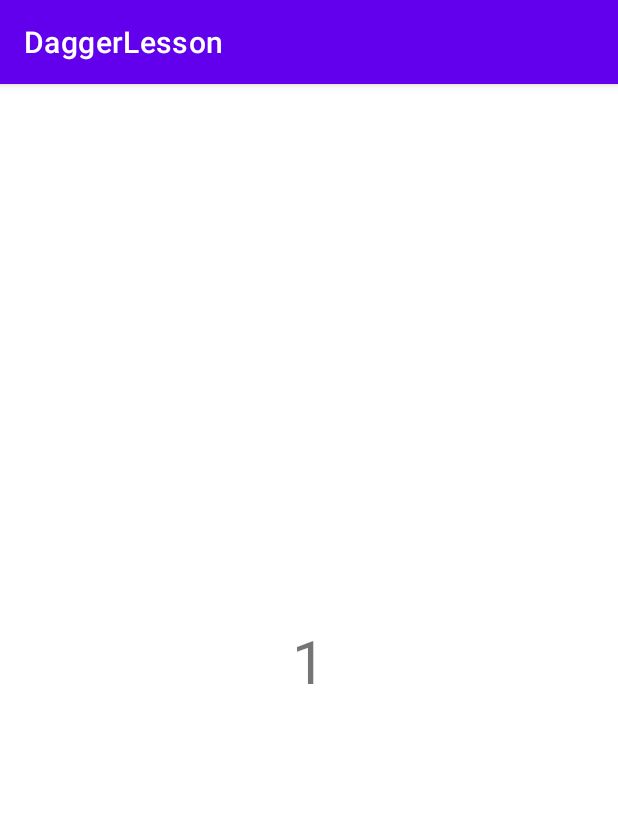
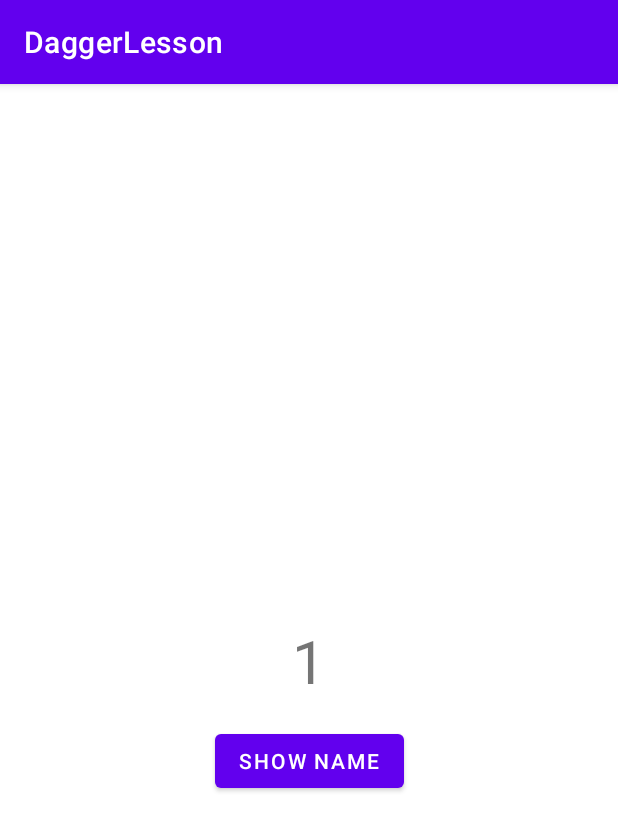
Before and after one commit to coolkosta/DaggerLesson, an Android app: the screen it shows after launch (ActivityB), after a tap on "OPEN ACTIVITY B", on a phone screen of 412 x 824 dp. Shown: the top 831 px of the screen. Run offline under Robolectric (Android 15) with nearby library versions, the phone set to English and light mode, and no system bars; 1 other tap on this screen came first.

```diff
--- a/app/src/main/java/com/example/daggerlesson/ActivityB.kt
+++ b/app/src/main/java/com/example/daggerlesson/ActivityB.kt
@@ -2,6 +2,7 @@ package com.example.daggerlesson
 
 import androidx.appcompat.app.AppCompatActivity
 import android.os.Bundle
+import android.view.View
 import android.widget.TextView
 import javax.inject.Inject
 
@@ -10,16 +11,27 @@ class ActivityB : AppCompatActivity() {
     @Inject
     lateinit var counter: ICounter
 
+    @Inject
+    lateinit var developer: Developer
+
     override fun onCreate(savedInstanceState: Bundle?) {
         super.onCreate(savedInstanceState)
-        DaggerActivityBComponent
-            .builder()
-            .singletonComponent(SingletonComponentHolder.getSingletonComponent())
-            .build()
+
+        val name = intent.getStringExtra("name") ?: "Name"
+        val surname = intent.getStringExtra("surname") ?: "Not get"
+
+        SingletonComponentHolder.getSingletonComponent()
+            .activityBComponent()
+            .create(name, surname)
             .inject(this)
+
         setContentView(R.layout.activity_b)
 
         val textView = findViewById<TextView>(R.id.textView)
         textView.text = counter.getCountValue().toString()
+
+        findViewById<View>(R.id.showNameBtn).setOnClickListener {
+            textView.text = developer.getName()
+        }
     }
 }
--- a/app/src/main/java/com/example/daggerlesson/ActivityBComponent.kt
+++ b/app/src/main/java/com/example/daggerlesson/ActivityBComponent.kt
@@ -1,11 +1,23 @@
 package com.example.daggerlesson
 
 
+import dagger.BindsInstance
 import dagger.Component
+import dagger.Subcomponent
+import javax.inject.Named
 
 @ActivityScope
-@Component(dependencies = [SingletonComponent::class])
+@Subcomponent
 interface ActivityBComponent {
+
+    @Subcomponent.Factory
+    interface Factory {
+
+        fun create(
+            @Named("name") @BindsInstance name: String,
+            @BindsInstance surname: String
+        ): ActivityBComponent
+    }
 
     fun inject(activityB: ActivityB)
 }
--- /dev/null
+++ b/app/src/main/java/com/example/daggerlesson/Developer.kt
@@ -0,0 +1,13 @@
+package com.example.daggerlesson
+
+import javax.inject.Inject
+import javax.inject.Named
+
+class Developer @Inject constructor(
+   @Named("name") private val name: String,
+    private val surname: String
+) {
+    fun getName(): String {
+        return "$name $surname"
+    }
+}
--- a/app/src/main/java/com/example/daggerlesson/MainActivity.kt
+++ b/app/src/main/java/com/example/daggerlesson/MainActivity.kt
@@ -15,11 +15,12 @@ class MainActivity : AppCompatActivity() {
 
     override fun onCreate(savedInstanceState: Bundle?) {
         super.onCreate(savedInstanceState)
-        DaggerMainActivityComponent
-            .builder()
-            .singletonComponent(SingletonComponentHolder.getSingletonComponent())
-            .build()
+
+        SingletonComponentHolder.getSingletonComponent()
+            .mainActivityComponent()
+            .create()
             .inject(this)
+
         setContentView(R.layout.activity_main)
         findViewById<View>(R.id.increment).setOnClickListener {
             counter.increment()
@@ -28,7 +29,9 @@ class MainActivity : AppCompatActivity() {
         }
 
         findViewById<View>(R.id.openBBtn).setOnClickListener {
-            startActivity(Intent(this, ActivityB::class.java))
+            startActivity(Intent(this, ActivityB::class.java)
+                .putExtra("name", "Konstantin")
+                .putExtra("surname", "Borzakov"))
         }
     }
 }
--- a/app/src/main/java/com/example/daggerlesson/MainActivityComponent.kt
+++ b/app/src/main/java/com/example/daggerlesson/MainActivityComponent.kt
@@ -1,11 +1,19 @@
 package com.example.daggerlesson
 
 import dagger.Component
+import dagger.Subcomponent
 import javax.inject.Scope
 
 @ActivityScope
-@Component(dependencies = [SingletonComponent::class])
+@Subcomponent
 interface MainActivityComponent {
+
+    @Subcomponent.Factory
+    interface Factory {
+
+        fun create(): MainActivityComponent
+    }
+
 
     fun inject(mainActivity: MainActivity)
 }
--- a/app/src/main/java/com/example/daggerlesson/SingletonComponent.kt
+++ b/app/src/main/java/com/example/daggerlesson/SingletonComponent.kt
@@ -8,17 +8,25 @@ import javax.inject.Scope
 import javax.inject.Singleton
 
 @Singleton
-@Component(modules = [CounterModule::class])
+@Component(modules = [CounterModule::class, SubcomponentsModule::class])
 interface SingletonComponent {
 
-    fun provideCounter(): ICounter
+    fun mainActivityComponent(): MainActivityComponent.Factory
+    fun activityBComponent(): ActivityBComponent.Factory
+
+    // Удаляем метод показа данного компонента на одну иерархию вниз.
+    //fun provideCounter(): ICounter
 }
+
+@Module(subcomponents = [MainActivityComponent::class, ActivityBComponent::class])
+interface SubcomponentsModule
+
 
 @Module
 interface CounterModule {
 
     @Binds
-    @Reusable
+    @Singleton
     fun bindCounter(counter: Counter): ICounter
 }
 
--- a/app/src/main/res/layout/activity_b.xml
+++ b/app/src/main/res/layout/activity_b.xml
@@ -6,15 +6,25 @@
     android:layout_height="match_parent"
     tools:context=".ActivityB">
 
+    <Button
+        android:id="@+id/showNameBtn"
+        android:layout_width="wrap_content"
+        android:layout_height="wrap_content"
+        android:layout_marginTop="16dp"
+        android:text="Show name"
+        app:layout_constraintEnd_toEndOf="@id/textView"
+        app:layout_constraintStart_toStartOf="@id/textView"
+        app:layout_constraintTop_toBottomOf="@id/textView" />
+
     <TextView
         android:id="@+id/textView"
-        android:textSize="40sp"
-        tools:text = "Test"
         android:layout_width="wrap_content"
         android:layout_height="wrap_content"
+        android:textSize="40sp"
+        app:layout_constraintBottom_toBottomOf="parent"
+        app:layout_constraintEnd_toEndOf="parent"
         app:layout_constraintStart_toStartOf="parent"
-        app:layout_constraintEnd_toEndOf="parent"
         app:layout_constraintTop_toTopOf="parent"
-        app:layout_constraintBottom_toBottomOf="parent"/>
+        tools:text="Test" />
 
 </androidx.constraintlayout.widget.ConstraintLayout>
```
